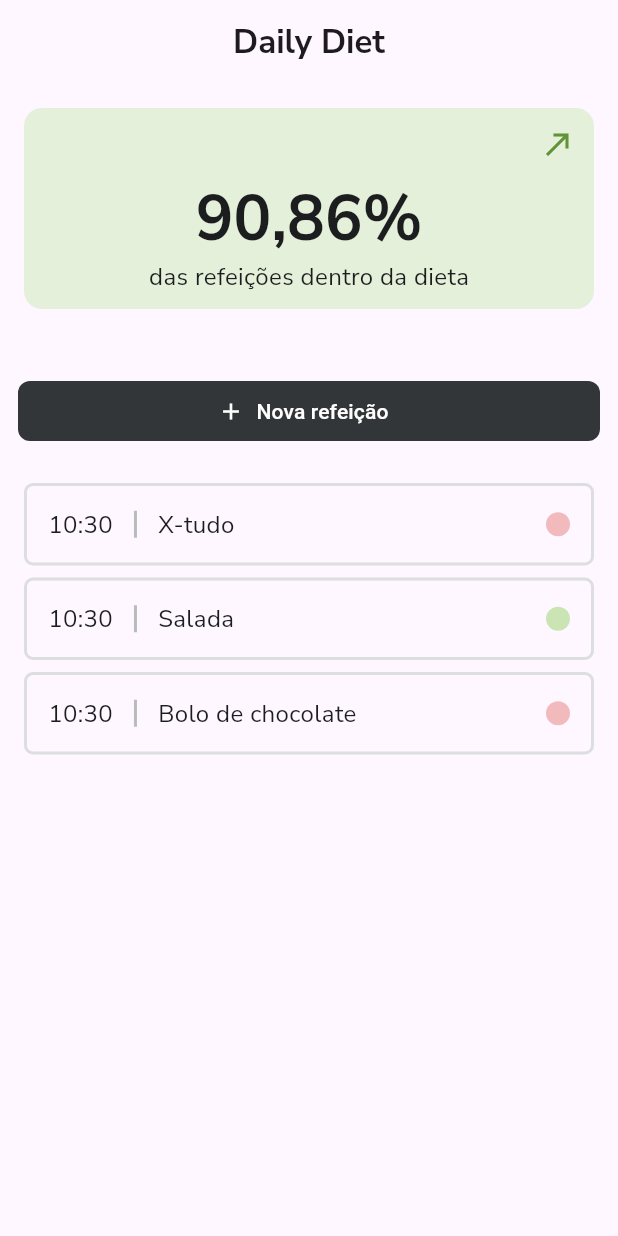
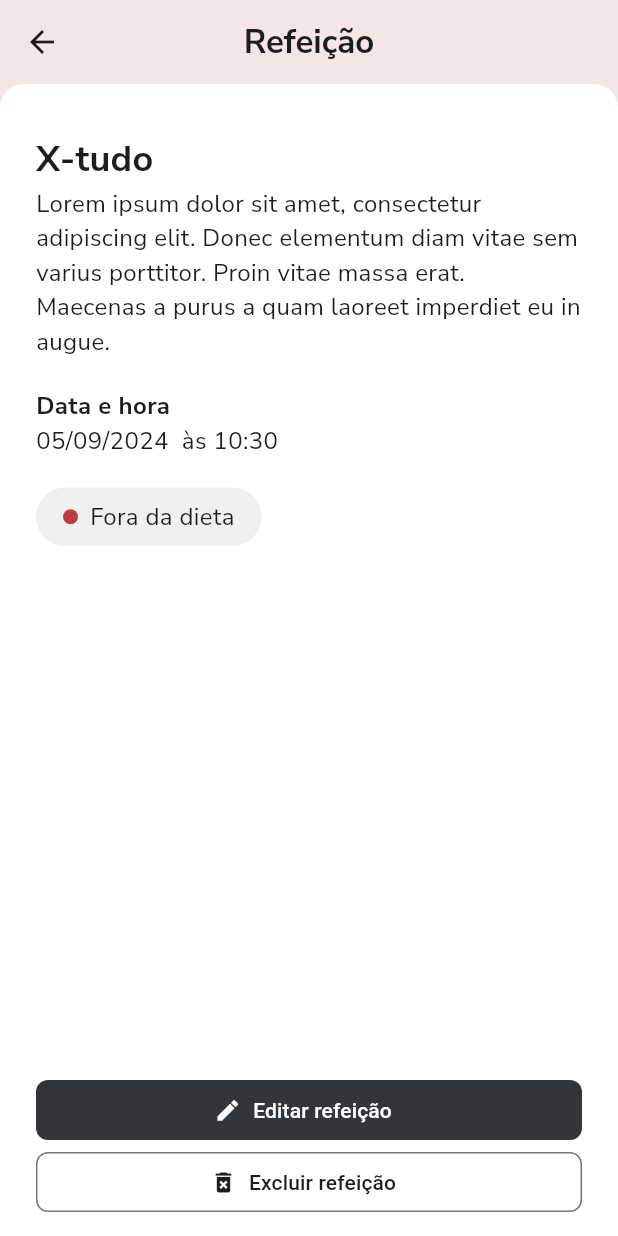
Before and after one commit to Mathews-mw/daily_diet, a Flutter app: the screen it shows after launch, after a tap on an icon or button, on a phone screen of 412 x 824 dp. Run offline on Flutter 3.47's test engine with Material 3 defaults, Android fonts, the phone set to English and light mode, and no system bars; our stand-ins replace google_fonts.

Commit message:
meals details page

```diff
--- a/lib/components/meal_item.dart
+++ b/lib/components/meal_item.dart
@@ -1,3 +1,4 @@
+import 'package:daily_diet/pages/meal_details_page.dart';
 import 'package:intl/intl.dart';
 import 'package:flutter/material.dart';
 import 'package:daily_diet/models/meal.dart';
@@ -5,8 +6,24 @@ import 'package:daily_diet/theme/colors/app_colors.dart';
 
 class MealItem extends StatelessWidget {
   final Meal meal;
+  final void Function(Meal meal) onDeleteMeal;
 
-  const MealItem({super.key, required this.meal});
+  const MealItem({
+    super.key,
+    required this.meal,
+    required this.onDeleteMeal,
+  });
+
+  _navigateToMealDetailsPage(BuildContext context) {
+    Navigator.push(
+        context,
+        MaterialPageRoute(
+          builder: (_) => MealDetailsPage(
+            meal: meal,
+            onDeleteMeal: onDeleteMeal,
+          ),
+        ));
+  }
 
   @override
   Widget build(BuildContext context) {
@@ -20,7 +37,7 @@ class MealItem extends StatelessWidget {
       ),
       elevation: 0,
       child: InkWell(
-        onTap: () {},
+        onTap: () => _navigateToMealDetailsPage(context),
         child: Padding(
           padding: const EdgeInsets.all(16),
           child: Row(
--- a/lib/main.dart
+++ b/lib/main.dart
@@ -1,3 +1,5 @@
+import 'package:intl/intl.dart';
+import 'package:flutter_localizations/flutter_localizations.dart';
 import 'package:daily_diet/pages/home_page.dart';
 import 'package:daily_diet/theme/colors/app_colors.dart';
 import 'package:flutter/material.dart';
@@ -15,6 +17,11 @@ class DailyDietApp extends StatelessWidget {
   @override
   Widget build(BuildContext context) {
     return MaterialApp(
+      localizationsDelegates: const [
+        GlobalMaterialLocalizations.delegate,
+        GlobalWidgetsLocalizations.delegate
+      ],
+      supportedLocales: const [Locale('pt', 'BR')],
       home: MainPage(),
       theme: theme.copyWith(
           colorScheme: theme.colorScheme
@@ -24,6 +31,14 @@ class DailyDietApp extends StatelessWidget {
                 fontSize: 16, color: AppColors.baseGray1),
             titleLarge: GoogleFonts.nunitoSans(
                 fontSize: 42,
+                fontWeight: FontWeight.bold,
+                color: AppColors.baseGray1),
+            titleMedium: GoogleFonts.nunitoSans(
+                fontSize: 24,
+                fontWeight: FontWeight.bold,
+                color: AppColors.baseGray1),
+            titleSmall: GoogleFonts.nunitoSans(
+                fontSize: 16,
                 fontWeight: FontWeight.bold,
                 color: AppColors.baseGray1),
             displayLarge: GoogleFonts.nunitoSans(),
--- a/lib/pages/home_page.dart
+++ b/lib/pages/home_page.dart
@@ -12,22 +12,23 @@ class HomePage extends StatefulWidget {
 }
 
 class _HomePageState extends State<HomePage> {
-  final bool _isDiet = true;
-
   final List<Meal> meals = [
     Meal(
         name: 'X-tudo',
-        description: 'xywnlctcoycxvwrt',
+        description:
+            'Lorem ipsum dolor sit amet, consectetur adipiscing elit. Donec elementum diam vitae sem varius porttitor. Proin vitae massa erat. Maecenas a purus a quam laoreet imperdiet eu in augue.',
         registerAt: DateTime.now(),
         isDiet: false),
     Meal(
         name: 'Salada',
-        description: 'xywnlctcoycxvwrt',
+        description:
+            'Lorem ipsum dolor sit amet, consectetur adipiscing elit. Donec elementum diam vitae sem varius porttitor. Proin vitae massa erat. Maecenas a purus a quam laoreet imperdiet eu in augue.',
         registerAt: DateTime.now(),
         isDiet: true),
     Meal(
         name: 'Bolo de chocolate',
-        description: 'xywnlctcoycxvwrt',
+        description:
+            'Melhor bolo de chocolate da cidade do Sonho de bolo. Contém uma ignorância absurda de cobertura de chocolate.',
         registerAt: DateTime.now(),
         isDiet: false),
     // Meal(
@@ -73,22 +74,45 @@ class _HomePageState extends State<HomePage> {
     });
   }
 
+  _deleteMeal(Meal meal) {
+    setState(() {
+      meals.removeWhere((item) => item.id == meal.id);
+    });
+  }
+
   _navigateToDietRegisterPage(BuildContext context) {
     Navigator.push(
-        context,
-        MaterialPageRoute(
-          builder: (_) => DietRegisterPage(onSubmitForm: _registerNewMeal),
-        ));
+      context,
+      MaterialPageRoute(
+        builder: (_) => DietRegisterPage(onSubmitForm: _registerNewMeal),
+      ),
+    );
+  }
+
+  double _calculateAmountWithinDiet(List<Meal> meals) {
+    final amountMeals = meals.length;
+
+    final amountWithinDiet =
+        meals.where((meal) => meal.isDiet == true).toList().length;
+
+    final percentageMealsWithinDiet = ((amountWithinDiet / amountMeals) * 100);
+
+    return percentageMealsWithinDiet;
   }
 
   @override
   Widget build(BuildContext context) {
+    var isWithinDiet = _calculateAmountWithinDiet(meals) >= 50.0;
+    var percentageDietMeals = _calculateAmountWithinDiet(meals);
+
     return Column(
       children: <Widget>[
         SizedBox(
           width: double.infinity,
           child: Card.filled(
-            color: _isDiet ? AppColors.baseGreenLight : AppColors.baseRedLight,
+            color: isWithinDiet
+                ? AppColors.baseGreenLight
+                : AppColors.baseRedLight,
             child: Padding(
               padding:
                   const EdgeInsets.only(top: 0, bottom: 10, left: 0, right: 0),
@@ -100,15 +124,22 @@ class _HomePageState extends State<HomePage> {
                       alignment: Alignment.centerRight,
                       child: IconButton(
                         icon: const Icon(Icons.north_east),
-                        color: AppColors.baseGreenDark,
+                        color: isWithinDiet
+                            ? AppColors.baseGreenDark
+                            : AppColors.baseRedDark,
                         onPressed: () {},
                       ),
                     ),
                   ),
-                  Text(
-                    '90,86%',
-                    style: Theme.of(context).textTheme.titleLarge,
-                  ),
+                  percentageDietMeals.isNaN
+                      ? Text(
+                          '0%',
+                          style: Theme.of(context).textTheme.titleLarge,
+                        )
+                      : Text(
+                          '${percentageDietMeals.toStringAsFixed(2)}%',
+                          style: Theme.of(context).textTheme.titleLarge,
+                        ),
                   const Text('das refeições dentro da dieta')
                 ],
               ),
@@ -131,7 +162,7 @@ class _HomePageState extends State<HomePage> {
               itemBuilder: (ctx, index) {
                 final meal = meals[index];
 
-                return MealItem(meal: meal);
+                return MealItem(meal: meal, onDeleteMeal: _deleteMeal);
               }),
         )
       ],
--- /dev/null
+++ b/lib/pages/meal_details_page.dart
@@ -0,0 +1,167 @@
+import 'package:daily_diet/pages/home_page.dart';
+import 'package:intl/intl.dart';
+import 'package:flutter/material.dart';
+import 'package:daily_diet/models/meal.dart';
+import 'package:daily_diet/theme/colors/app_colors.dart';
+
+class MealDetailsPage extends StatelessWidget {
+  final Meal meal;
+  final void Function(Meal meal) onDeleteMeal;
+
+  const MealDetailsPage({
+    super.key,
+    required this.meal,
+    required this.onDeleteMeal,
+  });
+
+  _showDeleteMealDialog(BuildContext context) {
+    return showDialog(
+      context: context,
+      builder: (BuildContext context) => AlertDialog(
+        backgroundColor: AppColors.baseWhite,
+        shape: RoundedRectangleBorder(
+          borderRadius: BorderRadius.circular(6.0),
+        ),
+        title: Text(
+          'Deseja realmente excluir o registro da refeição?',
+          style: Theme.of(context).textTheme.titleSmall,
+          textAlign: TextAlign.center,
+        ),
+        actions: <Widget>[
+          OutlinedButton(
+            onPressed: () => Navigator.pop(context, 'Cancel'),
+            child: const Text('Cancelar'),
+          ),
+          FilledButton(
+            onPressed: () {
+              onDeleteMeal(meal);
+
+              Navigator.of(context).pop();
+              Navigator.of(context).popUntil((route) => route.isFirst);
+            },
+            child: const Text('Sim, excluir'),
+          ),
+        ],
+      ),
+    );
+  }
+
+  @override
+  Widget build(BuildContext context) {
+    return Scaffold(
+      appBar: AppBar(
+        backgroundColor:
+            meal.isDiet ? AppColors.baseGreenLight : AppColors.baseRedLight,
+        title: const Text(
+          'Refeição',
+          style: TextStyle(fontSize: 22, fontWeight: FontWeight.bold),
+        ),
+        centerTitle: true,
+      ),
+      body: SafeArea(
+        child: Container(
+          color:
+              meal.isDiet ? AppColors.baseGreenLight : AppColors.baseRedLight,
+          height: double.infinity,
+          // width: double.infinity,
+          child: ClipRRect(
+            borderRadius: const BorderRadius.only(
+              topLeft: Radius.circular(16.0),
+              topRight: Radius.circular(16.0),
+            ),
+            child: Container(
+              color: AppColors.baseWhite,
+              child: Padding(
+                padding: const EdgeInsets.only(
+                  top: 32,
+                  right: 24,
+                  left: 24,
+                  bottom: 12,
+                ),
+                child: Column(
+                  children: [
+                    Expanded(
+                      child: Column(
+                        crossAxisAlignment: CrossAxisAlignment.start,
+                        children: [
+                          Column(
+                            crossAxisAlignment: CrossAxisAlignment.start,
+                            children: [
+                              Text(
+                                meal.name,
+                                style: Theme.of(context).textTheme.titleMedium,
+                              ),
+                              Text(meal.description),
+                            ],
+                          ),
+                          const SizedBox(height: 20),
+                          Column(
+                            crossAxisAlignment: CrossAxisAlignment.start,
+                            children: [
+                              const Text(
+                                'Data e hora',
+                                style: TextStyle(fontWeight: FontWeight.bold),
+                              ),
+                              Text(DateFormat("dd/MM/yyyy  'às' hh:mm")
+                                  .format(meal.registerAt)),
+                            ],
+                          ),
+                          const SizedBox(height: 20),
+                          Container(
+                            padding: const EdgeInsets.symmetric(
+                              horizontal: 18,
+                              vertical: 8,
+                            ),
+                            decoration: BoxDecoration(
+                              color: AppColors.baseGray6,
+                              borderRadius: BorderRadius.circular(99),
+                            ),
+                            child: Row(
+                              mainAxisAlignment: MainAxisAlignment.center,
+                              mainAxisSize: MainAxisSize.min,
+                              children: [
+                                CircleAvatar(
+                                  radius: 5,
+                                  backgroundColor: meal.isDiet
+                                      ? AppColors.baseGreenDark
+                                      : AppColors.baseRedDark,
+                                ),
+                                const SizedBox(width: 8),
+                                meal.isDiet
+                                    ? const Text('Dentro da dieta')
+                                    : const Text('Fora da dieta')
+                              ],
+                            ),
+                          ),
+                        ],
+                      ),
+                    ),
+                    Column(
+                      children: [
+                        SizedBox(
+                          width: double.infinity,
+                          child: FilledButton.icon(
+                              onPressed: () => {},
+                              label: const Text('Editar refeição'),
+                              icon: const Icon(Icons.edit)),
+                        ),
+                        SizedBox(
+                          width: double.infinity,
+                          child: OutlinedButton.icon(
+                            onPressed: () => _showDeleteMealDialog(context),
+                            label: const Text('Excluir refeição'),
+                            icon: const Icon(Icons.delete_forever),
+                          ),
+                        )
+                      ],
+                    )
+                  ],
+                ),
+              ),
+            ),
+          ),
+        ),
+      ),
+    );
+  }
+}
--- a/pubspec.yaml
+++ b/pubspec.yaml
@@ -30,7 +30,8 @@ environment:
 dependencies:
   flutter:
     sdk: flutter
-
+  flutter_localizations:
+    sdk: flutter
   intl: ^0.19.0
   google_fonts: ^6.2.1
 
```
Also changed, not shown: pubspec.lock.
